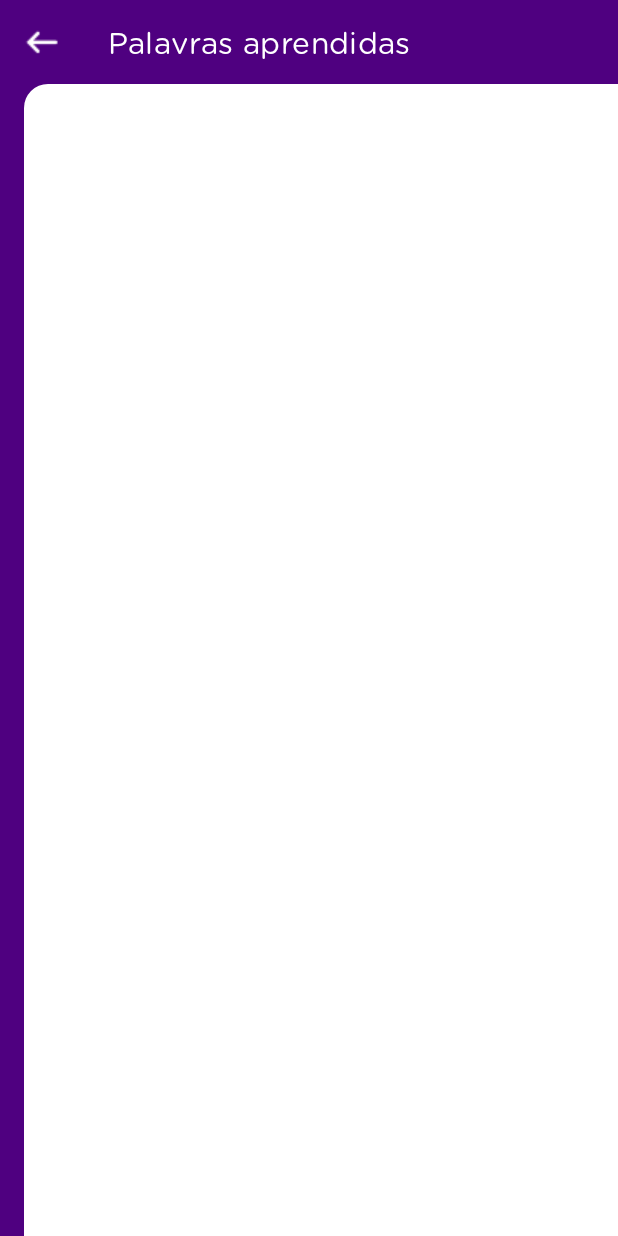
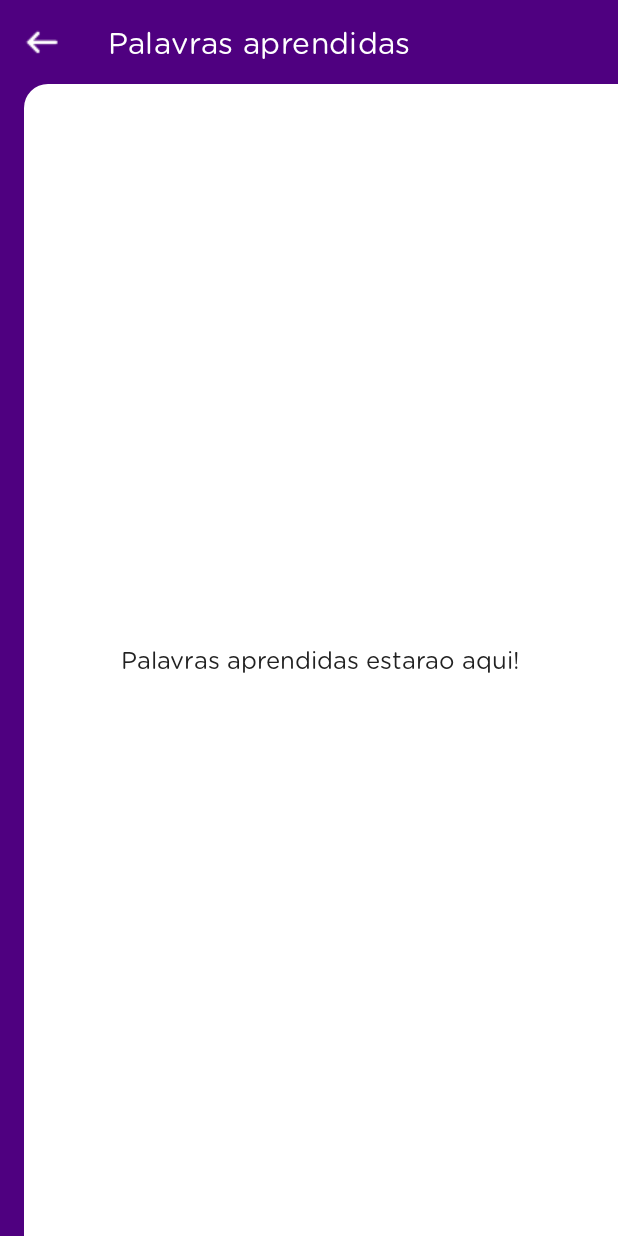
Before and after one commit to pedromassango/banzo, an Android app: the LearnedFragment screen opened directly, with no data from a screen before it, on a phone screen of 412 x 824 dp. Run offline under Robolectric (Android 15) with nearby library versions, the phone set to English and light mode, and no system bars; our stand-ins replace Room's generated code, Timber.

Commit message:
Show a message if there are no learned words

```diff
--- a/app/src/main/java/com/pedromassango/banzo/ui/learned/LearnedFragment.kt
+++ b/app/src/main/java/com/pedromassango/banzo/ui/learned/LearnedFragment.kt
@@ -52,8 +52,16 @@ class LearnedFragment : Fragment() {
 
             // remove progress bar
             progress_learned.visibility = View.GONE
+
+            // If list is empty, show the message
+            // else hide it and stop the execution
+            tv_empty_data.visibility =
+                    if(learnedWords!!.isEmpty())
+                        View.VISIBLE
+                    else View.GONE.also { return@Observer }
+
             // set data in adapter
-            learnedWords?.let {
+            learnedWords.let {
                 Timber.i("showing learned words...")
                 wordsAdapter.add(it)
             }
--- a/app/src/main/res/layout/learned_fragment.xml
+++ b/app/src/main/res/layout/learned_fragment.xml
@@ -13,6 +13,17 @@
         android:layout_width="wrap_content"
         android:layout_height="wrap_content" />
 
+    <TextView
+        android:visibility="invisible"
+        android:id="@+id/tv_empty_data"
+        android:layout_gravity="center"
+        android:textSize="16sp"
+        android:layout_margin="16dp"
+        android:text="@string/palavras_aprendidas_estarao_aqui"
+        android:textColor="@color/secondaryText"
+        android:layout_width="wrap_content"
+        android:layout_height="wrap_content" />
+
     <androidx.recyclerview.widget.RecyclerView
         android:id="@+id/recycler_learned_words"
         android:layout_width="match_parent"
--- a/app/src/main/res/values/strings.xml
+++ b/app/src/main/res/values/strings.xml
@@ -15,4 +15,5 @@
     <string name="prefs_rate_app">prefs_rate_app</string>
     <string name="prefs_share_app">prefs_share_app</string>
     <string name="prefs_max_daily_words">prefs_max_daily_words</string>
+    <string name="palavras_aprendidas_estarao_aqui">Palavras aprendidas estarao aqui!</string>
 </resources>
```
Also changed, not shown: 1 other file.
